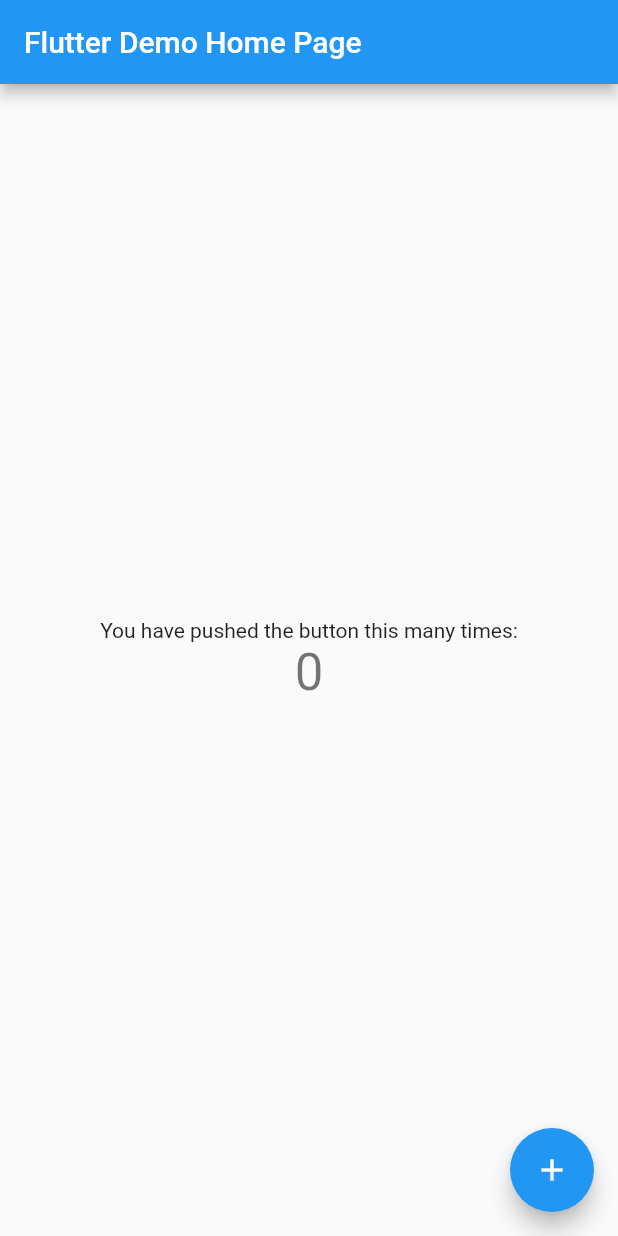
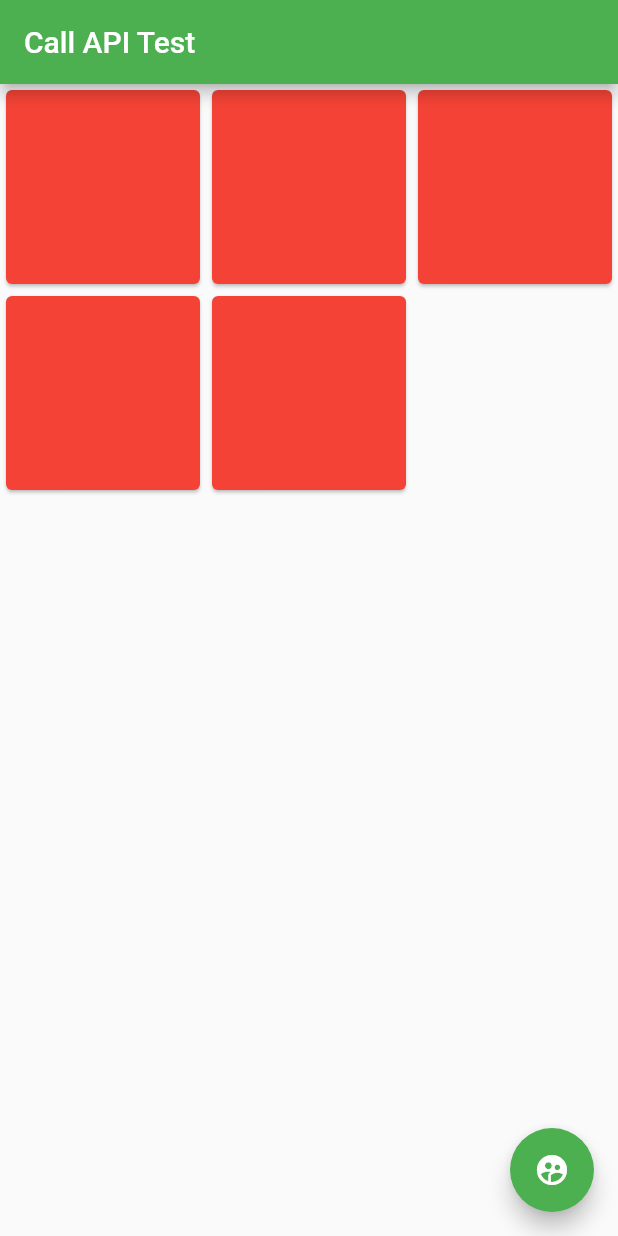
Before and after one commit to amandamusvira20/projek-mobile, a Flutter app: the screen it shows after launch, on a phone screen of 412 x 824 dp. Run offline on Flutter 3.47's test engine with Material 2 defaults, Android fonts, the phone set to English and light mode, and no system bars.

Commit message:
commit project

```diff
--- a/lib/main.dart
+++ b/lib/main.dart
@@ -1,115 +1,16 @@
 import 'package:flutter/material.dart';
+import 'package:project_rest/screen/home.dart';
 
 void main() {
   runApp(const MyApp());
 }
 
 class MyApp extends StatelessWidget {
-  const MyApp({super.key});
-
-  // This widget is the root of your application.
+  const MyApp({Key? key}) : super(key: key);
   @override
   Widget build(BuildContext context) {
-    return MaterialApp(
-      title: 'Flutter Demo',
-      theme: ThemeData(
-        // This is the theme of your application.
-        //
-        // Try running your application with "flutter run". You'll see the
-        // application has a blue toolbar. Then, without quitting the app, try
-        // changing the primarySwatch below to Colors.green and then invoke
-        // "hot reload" (press "r" in the console where you ran "flutter run",
-        // or simply save your changes to "hot reload" in a Flutter IDE).
-        // Notice that the counter didn't reset back to zero; the application
-        // is not restarted.
-        primarySwatch: Colors.blue,
-      ),
-      home: const MyHomePage(title: 'Flutter Demo Home Page'),
+    return const MaterialApp(
+      home: HomeScreen(),
     );
   }
 }
-
-class MyHomePage extends StatefulWidget {
-  const MyHomePage({super.key, required this.title});
-
-  // This widget is the home page of your application. It is stateful, meaning
-  // that it has a State object (defined below) that contains fields that affect
-  // how it looks.
-
-  // This class is the configuration for the state. It holds the values (in this
-  // case the title) provided by the parent (in this case the App widget) and
-  // used by the build method of the State. Fields in a Widget subclass are
-  // always marked "final".
-
-  final String title;
-
-  @override
-  State<MyHomePage> createState() => _MyHomePageState();
-}
-
-class _MyHomePageState extends State<MyHomePage> {
-  int _counter = 0;
-
-  void _incrementCounter() {
-    setState(() {
-      // This call to setState tells the Flutter framework that something has
-      // changed in this State, which causes it to rerun the build method below
-      // so that the display can reflect the updated values. If we changed
-      // _counter without calling setState(), then the build method would not be
-      // called again, and so nothing would appear to happen.
-      _counter++;
-    });
-  }
-
-  @override
-  Widget build(BuildContext context) {
-    // This method is rerun every time setState is called, for instance as done
-    // by the _incrementCounter method above.
-    //
-    // The Flutter framework has been optimized to make rerunning build methods
-    // fast, so that you can just rebuild anything that needs updating rather
-    // than having to individually change instances of widgets.
-    return Scaffold(
-      appBar: AppBar(
-        // Here we take the value from the MyHomePage object that was created by
-        // the App.build method, and use it to set our appbar title.
-        title: Text(widget.title),
-      ),
-      body: Center(
-        // Center is a layout widget. It takes a single child and positions it
-        // in the middle of the parent.
-        child: Column(
-          // Column is also a layout widget. It takes a list of children and
-          // arranges them vertically. By default, it sizes itself to fit its
-          // children horizontally, and tries to be as tall as its parent.
-          //
-          // Invoke "debug painting" (press "p" in the console, choose the
-          // "Toggle Debug Paint" action from the Flutter Inspector in Android
-          // Studio, or the "Toggle Debug Paint" command in Visual Studio Code)
-          // to see the wireframe for each widget.
-          //
-          // Column has various properties to control how it sizes itself and
-          // how it positions its children. Here we use mainAxisAlignment to
-          // center the children vertically; the main axis here is the vertical
-          // axis because Columns are vertical (the cross axis would be
-          // horizontal).
-          mainAxisAlignment: MainAxisAlignment.center,
-          children: <Widget>[
-            const Text(
-              'You have pushed the button this many times:',
-            ),
-            Text(
-              '$_counter',
-              style: Theme.of(context).textTheme.headline4,
-            ),
-          ],
-        ),
-      ),
-      floatingActionButton: FloatingActionButton(
-        onPressed: _incrementCounter,
-        tooltip: 'Increment',
-        child: const Icon(Icons.add),
-      ), // This trailing comma makes auto-formatting nicer for build methods.
-    );
-  }
-}
--- a/lib/screen/home.dart
+++ b/lib/screen/home.dart
@@ -0,0 +1,69 @@
+import 'package:flutter/material.dart';
+import 'package:http/http.dart' as http;
+import 'dart:convert';
+
+class HomeScreen extends StatefulWidget {
+  const HomeScreen({Key? key}) : super(key: key);
+  @override
+  State<HomeScreen> createState() => _HomeScreenState();
+}
+
+class _HomeScreenState extends State<HomeScreen> {
+  List<dynamic> users = [];
+  @override
+  Widget build(BuildContext context) {
+    return Scaffold(
+      appBar: AppBar(
+        title: const Text("Call API Test"),
+        backgroundColor: Colors.green,
+      ),
+      body: GridView.count(
+        // // itemCount: users.length,
+        // // itemBuilder: (context, index) {
+        // //   final user = users[index];
+        // //   final userTitle = user['name']['title'];
+        // //   final userFirst = user['name']['first'];
+        // //   final userLast = user['name']['last'];
+        // //   final userFullName = '$userTitle $userFirst $userLast';
+        // //   final email = user['email'];
+        // //   final avatarUrl = user['picture']['thumbnail'];
+        //   return ListTile(
+        //     leading: ClipRRect(
+        //       borderRadius: BorderRadius.circular(100),
+        //       child: Image.network(avatarUrl),
+        //     ),
+        //     title: Text(userFullName),
+        //     subtitle: Text(email),
+
+        //   );
+        // },
+        //),
+        crossAxisCount: 3,
+        children: List.generate(5, (index) {
+          return Container(
+            child: Card(
+              color: Colors.red,
+            ),
+          );
+        }),
+      ),
+      floatingActionButton: FloatingActionButton(
+        onPressed: fetchUser,
+        backgroundColor: Colors.green,
+        child: const Icon(Icons.supervised_user_circle),
+      ),
+    );
+  }
+
+  void fetchUser() async {
+    print("fetching user data");
+    const url = 'https://randomuser.me/api/?results=100';
+    final uri = Uri.parse(url);
+    final response = await http.get(uri);
+    final body = response.body;
+    final json = jsonDecode(body);
+    setState(() {
+      users = json['results'];
+    });
+  }
+}
```
